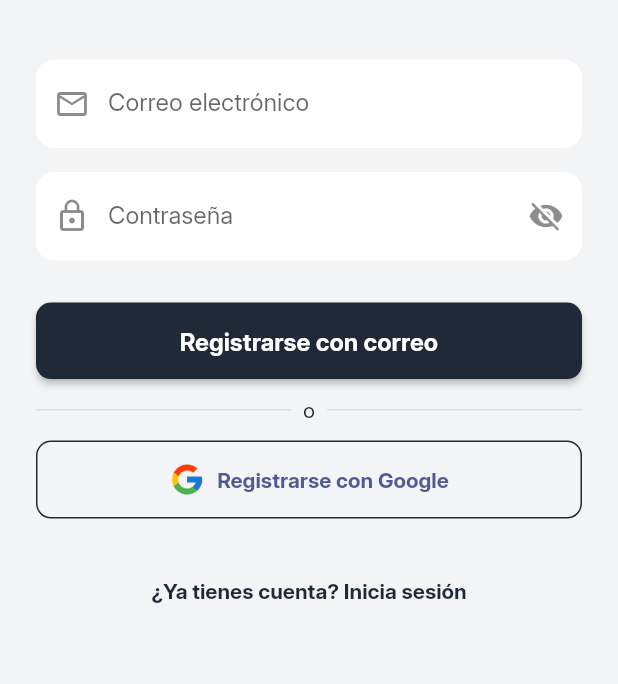
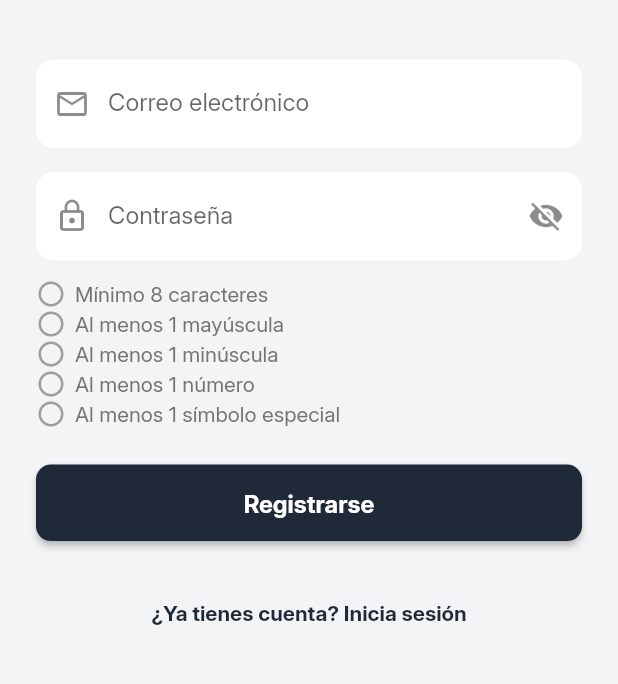
Before and after one commit to IsaacPater31/guardian, a Flutter app: the RegisterView screen opened directly, on a phone screen of 412 x 824 dp, the part 378-1062 px from its top. Run offline on Flutter 3.47's test engine with Material 3 defaults, Android fonts, the phone set to English and light mode, and no system bars; our stand-ins replace firebase_auth, firebase_core, google_sign_in; accounts and stored records are empty.

Commit message:
🚧: visual feedback on password requirements and real-time validation - Removed the option to register with Google. - Added email and password validation before registering. - Improved UX and UI for the user registration process.

```diff
--- a/lib/views/register_view.dart
+++ b/lib/views/register_view.dart
@@ -28,11 +28,21 @@ class _RegisterViewState extends State<RegisterView> {
     return emailRegex.hasMatch(email);
   }
 
+  // ==== Password Requisitos ====
+  bool hasMinLength(String password) => password.length >= 8;
+  bool hasUppercase(String password) => password.contains(RegExp(r'[A-Z]'));
+  bool hasLowercase(String password) => password.contains(RegExp(r'[a-z]'));
+  bool hasDigit(String password)     => password.contains(RegExp(r'\d'));
+  bool hasSpecialChar(String password) => password.contains(RegExp(r'[!@#\$&*~_.,;:<>?\[\]()\-+=%]'));
+
   bool _isPasswordValid(String password) {
-    // Al menos 6 caracteres, una letra y un número
-    final passwordRegex = RegExp(r'^(?=.*[A-Za-z])(?=.*\d)[A-Za-z\d]{6,}$');
-    return passwordRegex.hasMatch(password);
+    return hasMinLength(password) &&
+        hasUppercase(password) &&
+        hasLowercase(password) &&
+        hasDigit(password) &&
+        hasSpecialChar(password);
   }
+  // ============================
 
   Future<void> _register() async {
     final email = _emailController.text.trim();
@@ -58,7 +68,15 @@ class _RegisterViewState extends State<RegisterView> {
       if (!mounted) return;
       ScaffoldMessenger.of(context).showSnackBar(
         const SnackBar(
-          content: Text('La contraseña debe tener al menos 6 caracteres, incluyendo una letra y un número'),
+          content: Text(
+            'La contraseña debe tener al menos:\n'
+            '- 8 caracteres\n'
+            '- 1 mayúscula\n'
+            '- 1 minúscula\n'
+            '- 1 número\n'
+            '- 1 símbolo especial',
+            style: TextStyle(height: 1.6),
+          ),
         ),
       );
       return;
@@ -81,27 +99,11 @@ class _RegisterViewState extends State<RegisterView> {
     }
   }
 
-  Future<void> _registerWithGoogle() async {
-    setState(() => _isLoading = true);
-    final error = await _loginController.signInWithGoogle();
-    if (!mounted) return;
-    setState(() => _isLoading = false);
-
-    if (error == null) {
-      ScaffoldMessenger.of(context).showSnackBar(
-        const SnackBar(content: Text('Registro con Google exitoso')),
-      );
-      Navigator.pop(context);
-    } else {
-      ScaffoldMessenger.of(context).showSnackBar(
-        SnackBar(content: Text(error)),
-      );
-    }
-  }
-
   @override
   Widget build(BuildContext context) {
     final mediaQuery = MediaQuery.of(context);
+
+    final password = _passwordController.text;
 
     return Scaffold(
       backgroundColor: const Color(0xFFF3F4F6),
@@ -159,6 +161,7 @@ class _RegisterViewState extends State<RegisterView> {
               TextField(
                 controller: _passwordController,
                 obscureText: _obscurePassword,
+                onChanged: (_) => setState(() {}),
                 decoration: InputDecoration(
                   labelText: 'Contraseña',
                   prefixIcon: const Icon(Icons.lock_outline),
@@ -178,7 +181,9 @@ class _RegisterViewState extends State<RegisterView> {
                   ),
                 ),
               ),
-              const SizedBox(height: 28),
+              const SizedBox(height: 12),
+              PasswordValidationWidget(password: password),
+              const SizedBox(height: 24),
 
               SizedBox(
                 width: double.infinity,
@@ -194,45 +199,13 @@ class _RegisterViewState extends State<RegisterView> {
                   child: _isLoading
                       ? const CircularProgressIndicator(color: Colors.white)
                       : const Text(
-                          'Registrarse con correo',
+                          'Registrarse',
                           style: TextStyle(
                             fontSize: 16,
                             color: Colors.white,
                             fontWeight: FontWeight.w600,
                           ),
                         ),
-                ),
-              ),
-              const SizedBox(height: 12),
-
-              Row(
-                children: const [
-                  Expanded(child: Divider()),
-                  Padding(
-                    padding: EdgeInsets.symmetric(horizontal: 8),
-                    child: Text('o'),
-                  ),
-                  Expanded(child: Divider()),
-                ],
-              ),
-              const SizedBox(height: 12),
-
-              SizedBox(
-                width: double.infinity,
-                child: OutlinedButton.icon(
-                  icon: Image.asset('assets/images/google_icon.png', height: 24),
-                  label: const Text(
-                    'Registrarse con Google',
-                    style: TextStyle(fontWeight: FontWeight.w600),
-                  ),
-                  style: OutlinedButton.styleFrom(
-                    padding: const EdgeInsets.symmetric(vertical: 14),
-                    side: const BorderSide(color: Color(0xFF1F2937)),
-                    shape: RoundedRectangleBorder(
-                      borderRadius: BorderRadius.circular(10),
-                    ),
-                  ),
-                  onPressed: _isLoading ? null : _registerWithGoogle,
                 ),
               ),
               const SizedBox(height: 24),
@@ -258,3 +231,47 @@ class _RegisterViewState extends State<RegisterView> {
     );
   }
 }
+
+// ==================== WIDGET VALIDACIÓN EN VIVO ===================
+
+class PasswordValidationWidget extends StatelessWidget {
+  final String password;
+  const PasswordValidationWidget({super.key, required this.password});
+
+  @override
+  Widget build(BuildContext context) {
+    final styleOk = TextStyle(color: Colors.green[700], fontWeight: FontWeight.bold);
+    final styleBad = TextStyle(color: Colors.grey[600]);
+
+    return Column(
+      crossAxisAlignment: CrossAxisAlignment.start,
+      children: [
+        _RequirementText('Mínimo 8 caracteres', password.length >= 8, styleOk, styleBad),
+        _RequirementText('Al menos 1 mayúscula', password.contains(RegExp(r'[A-Z]')), styleOk, styleBad),
+        _RequirementText('Al menos 1 minúscula', password.contains(RegExp(r'[a-z]')), styleOk, styleBad),
+        _RequirementText('Al menos 1 número', password.contains(RegExp(r'\d')), styleOk, styleBad),
+        _RequirementText('Al menos 1 símbolo especial', password.contains(RegExp(r'[!@#\$&*~_.,;:<>?\[\]()\-+=%]')), styleOk, styleBad),
+      ],
+    );
+  }
+}
+
+class _RequirementText extends StatelessWidget {
+  final String label;
+  final bool fulfilled;
+  final TextStyle styleOk, styleBad;
+
+  const _RequirementText(this.label, this.fulfilled, this.styleOk, this.styleBad, {super.key});
+
+  @override
+  Widget build(BuildContext context) {
+    return Row(
+      children: [
+        Icon(fulfilled ? Icons.check_circle : Icons.radio_button_unchecked,
+            color: fulfilled ? Colors.green : Colors.grey, size: 20),
+        const SizedBox(width: 6),
+        Text(label, style: fulfilled ? styleOk : styleBad),
+      ],
+    );
+  }
+}
```
